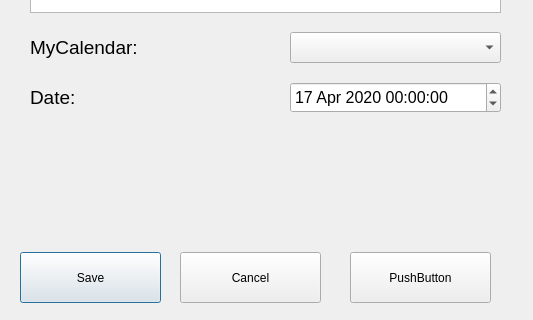
Above: eventdialog.ui from MigotMateusz/Time_organizer before the change; both pictures show x 0 to 533 and y 268 to 588 of the 533 by 588 pixel window. Below: the same form after it.
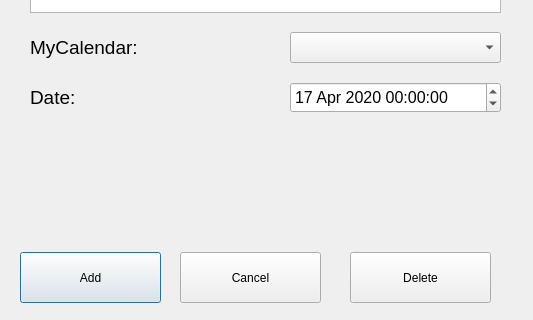
That is the form after the change.

```diff
--- a/eventdialog.ui
+++ b/eventdialog.ui
@@ -175,7 +175,7 @@
     </rect>
    </property>
    <property name="text">
-    <string>Save</string>
+    <string>Add</string>
    </property>
   </widget>
   <widget class="QPushButton" name="pushButton_2">
@@ -201,7 +201,7 @@
     </rect>
    </property>
    <property name="text">
-    <string>PushButton</string>
+    <string>Delete</string>
    </property>
   </widget>
  </widget>
```
Left out of the diff: 6 changed lines with no effect on the pictures.
